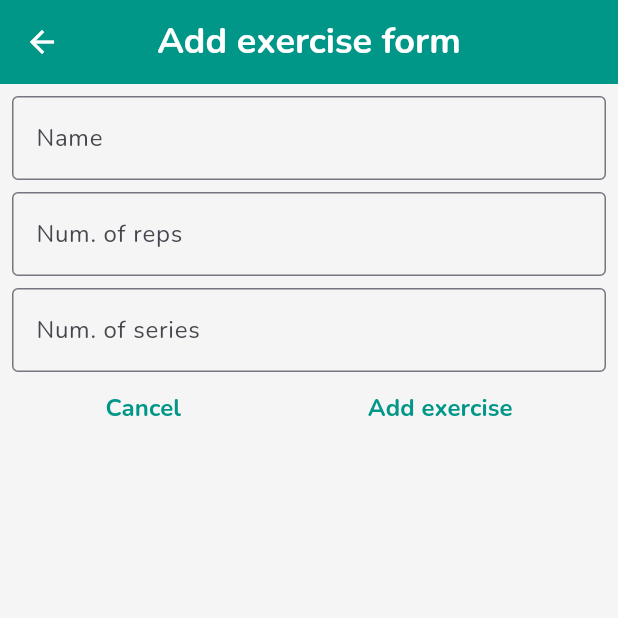
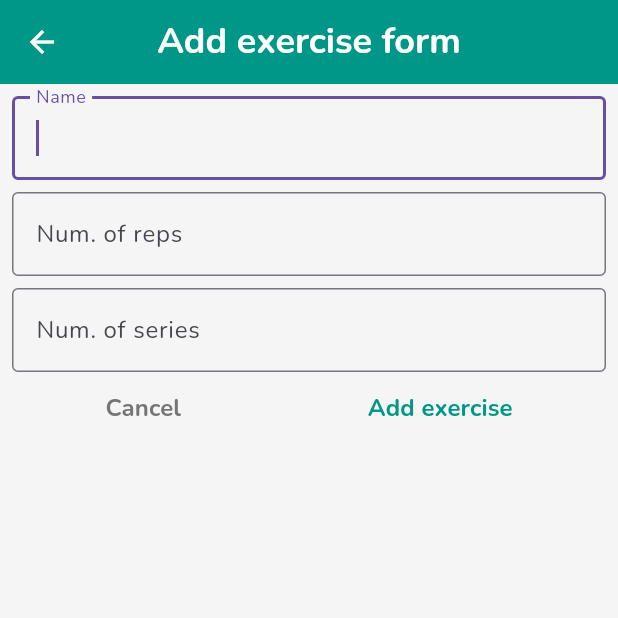
Before and after one commit to ldsoliveira/workout-routine, a Flutter app: the screen it shows after launch, after a tap on the "add" icon, on a phone screen of 412 x 824 dp, the top half of it. Run offline on Flutter 3.47's test engine with Material 2 defaults, Android fonts, the phone set to English and light mode, and no system bars; our stand-ins replace bloc, flutter_bloc, get_it, sembast.

Commit message:
feature/improv: - added keyboard types in form; - deactivate debug banner; - padding in weekdays; - icon changed; - display name changed.

```diff
--- a/lib/features/routine/presentation/views/home/widgets/exercise_list_widget.dart
+++ b/lib/features/routine/presentation/views/home/widgets/exercise_list_widget.dart
@@ -117,7 +117,7 @@ class _ExerciseListState extends State<ExerciseList> {
       ),
       margin: const EdgeInsets.symmetric(horizontal: 10, vertical: 5),
       padding: const EdgeInsets.all(10),
-      child: const Text('No items has been added. Tap on the plus button on the right-bottom corner to add an exercise.'),
+      child: const Text('No items has been added. Tap on the plus button on the bottom-right corner to add an exercise.'),
     );
   }
 }
--- a/lib/features/routine/presentation/views/home/widgets/form_widget.dart
+++ b/lib/features/routine/presentation/views/home/widgets/form_widget.dart
@@ -1,4 +1,5 @@
 import 'package:flutter/material.dart';
+import 'package:flutter/services.dart';
 import 'package:flutter_bloc/flutter_bloc.dart';
 import 'package:workout_routine/core/theme/app_theme.dart';
 import 'package:workout_routine/core/utils/constants.dart';
@@ -41,6 +42,8 @@ class _FormWidgetState extends State<FormWidget> {
               children: [
                 TextFormField(
                   controller: _nameController,
+                  autofocus: true,
+                  textInputAction: TextInputAction.next,
                   decoration: const InputDecoration(
                     label: Text('Name'),
                     border: OutlineInputBorder(),
@@ -48,22 +51,14 @@ class _FormWidgetState extends State<FormWidget> {
                   validator: (value) => _validator(value),
                 ),
                 const SizedBox(height: 8),
-                TextFormField(
+                _buildTextField(
                   controller: _repsController,
-                  decoration: const InputDecoration(
-                    label: Text('Num. of reps'),
-                    border: OutlineInputBorder(),
-                  ),
-                  validator: (value) => _validator(value),
+                  label: 'Num. of reps',
                 ),
                 const SizedBox(height: 8),
-                TextFormField(
+                _buildTextField(
                   controller: _seriesController,
-                  decoration: const InputDecoration(
-                    label: Text('Num. of series'),
-                    border: OutlineInputBorder(),
-                  ),
-                  validator: (value) => _validator(value),
+                  label: 'Num. of series',
                 ),
                 Row(
                   mainAxisAlignment: MainAxisAlignment.spaceAround,
@@ -74,7 +69,9 @@ class _FormWidgetState extends State<FormWidget> {
                       },
                       child: Text(
                         'Cancel',
-                        style: AppTheme.textStyle,
+                        style: AppTheme.textStyle.copyWith(
+                          color: Colors.grey[600],
+                        ),
                       ),
                     ),
                     TextButton(
@@ -108,6 +105,25 @@ class _FormWidgetState extends State<FormWidget> {
     );
   }
 
+  TextFormField _buildTextField({required TextEditingController controller, required String label}) {
+    return TextFormField(
+      controller: controller,
+      decoration: InputDecoration(
+        label: Text(label),
+        border: const OutlineInputBorder(),
+      ),
+      textInputAction: controller == _seriesController
+          ? TextInputAction.done
+          : TextInputAction.next,
+      keyboardType: const TextInputType.numberWithOptions(
+        decimal: false,
+        signed: false,
+      ),
+      inputFormatters: [FilteringTextInputFormatter.digitsOnly],
+      validator: (value) => _validator(value),
+    );
+  }
+
   String? _validator(String? value) {
     if(value == null || value.isEmpty) {
       return 'Required field';
--- a/lib/features/routine/presentation/views/home/widgets/weekdays_widget.dart
+++ b/lib/features/routine/presentation/views/home/widgets/weekdays_widget.dart
@@ -38,6 +38,8 @@ class _WeekDaysWidgetState extends State<WeekDaysWidget> {
 
     return SingleChildScrollView(
       scrollDirection: Axis.horizontal,
+      child: Padding(
+        padding: const EdgeInsets.symmetric(horizontal: 10),
         child: Row(
           children: List.generate(7, (index) {
             return TextButton(
@@ -59,6 +61,7 @@ class _WeekDaysWidgetState extends State<WeekDaysWidget> {
             );
           }),
         ),
+      ),
     );
   }
 }
--- a/lib/main.dart
+++ b/lib/main.dart
@@ -26,6 +26,7 @@ class MyApp extends StatelessWidget {
       child: MaterialApp(
         title: 'Workout Routine',
         theme: AppTheme.theme,
+        debugShowCheckedModeBanner: false,
         onGenerateRoute: AppRoutes.onGenerateRoutes,
         initialRoute: '/',
       ),
```
Also changed, not shown: pubspec.lock, 16 other files. Lines whose indentation alone changed are shown as unchanged.
